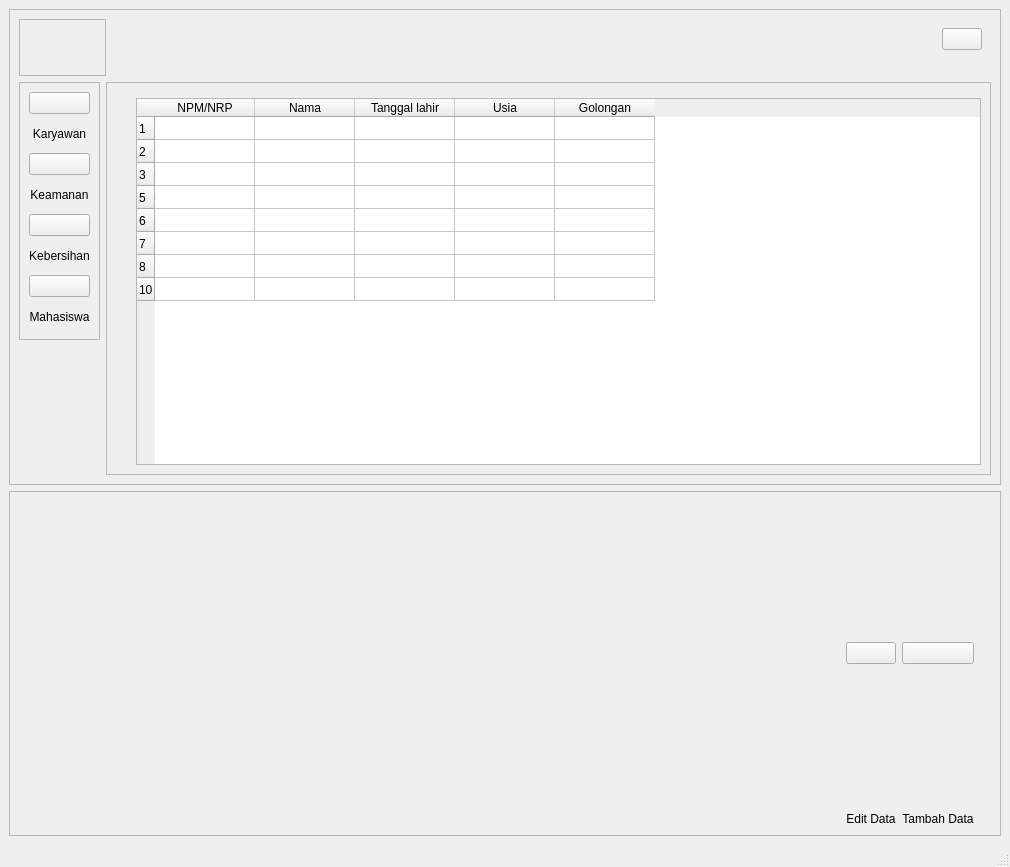
Above: UI/tampilan_baru_ke_2.ui from rakhid16/pkl before the change. Below: the same form after it.
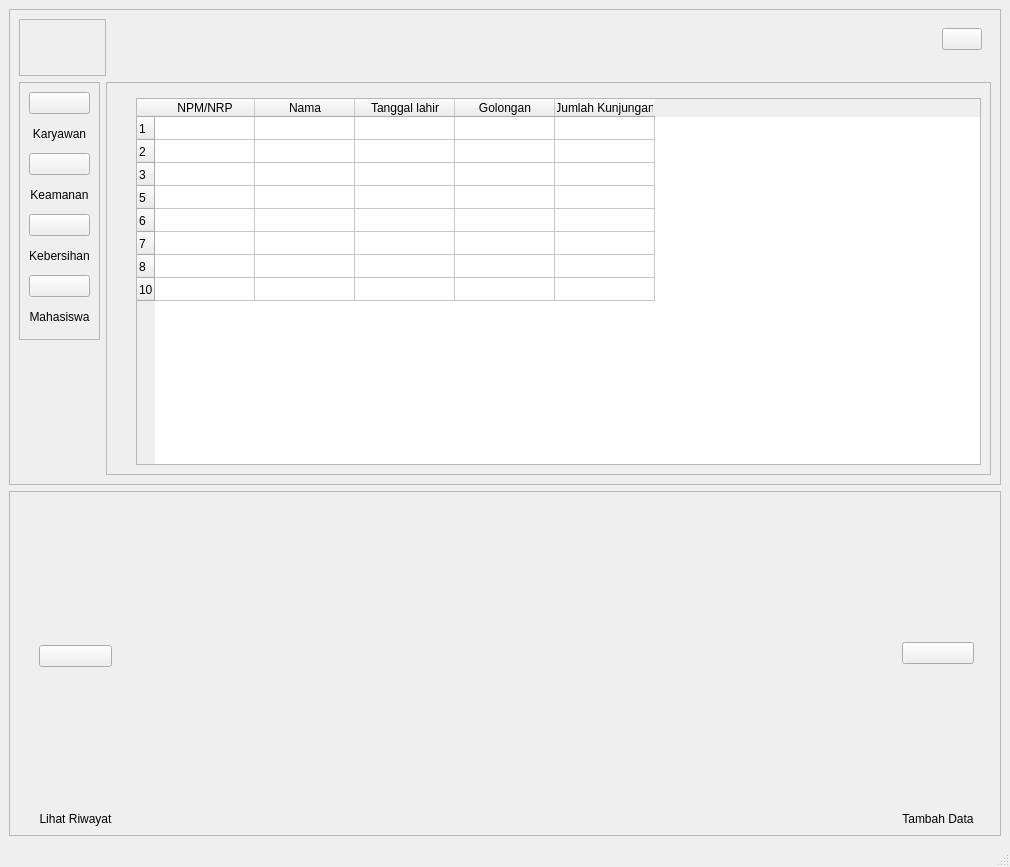
That is the form after the change. Icons and pictures are not drawn.

Patch:
```diff
--- a/UI/tampilan_baru_ke_2.ui
+++ b/UI/tampilan_baru_ke_2.ui
@@ -336,12 +336,12 @@
             </column>
             <column>
              <property name="text">
-              <string>Usia</string>
+              <string>Golongan</string>
              </property>
             </column>
             <column>
              <property name="text">
-              <string>Golongan</string>
+              <string>Jumlah Kunjungan</string>
              </property>
             </column>
            </widget>
@@ -423,7 +423,7 @@
        <enum>QFrame::Raised</enum>
       </property>
       <layout class="QGridLayout" name="gridLayout_3">
-       <item row="0" column="0">
+       <item row="1" column="2">
         <spacer name="horizontalSpacer_4">
          <property name="orientation">
           <enum>Qt::Horizontal</enum>
@@ -436,17 +436,17 @@
          </property>
         </spacer>
        </item>
-       <item row="1" column="1">
-        <widget class="QLabel" name="label_2">
+       <item row="2" column="3">
+        <widget class="QLabel" name="label_3">
          <property name="text">
-          <string>Edit Data</string>
+          <string>Tambah Data</string>
          </property>
          <property name="alignment">
           <set>Qt::AlignCenter</set>
          </property>
         </widget>
        </item>
-       <item row="0" column="3">
+       <item row="0" column="4" rowspan="2">
         <spacer name="verticalSpacer_3">
          <property name="orientation">
           <enum>Qt::Vertical</enum>
@@ -459,14 +459,27 @@
          </property>
         </spacer>
        </item>
-       <item row="0" column="1">
-        <widget class="QPushButton" name="pushButton_6">
+       <item row="1" column="0">
+        <spacer name="verticalSpacer_5">
+         <property name="orientation">
+          <enum>Qt::Vertical</enum>
+         </property>
+         <property name="sizeHint" stdset="0">
+          <size>
+           <width>20</width>
+           <height>40</height>
+          </size>
+         </property>
+        </spacer>
+       </item>
+       <item row="1" column="1">
+        <widget class="QPushButton" name="pushButton_7">
          <property name="text">
           <string/>
          </property>
          <property name="icon">
           <iconset resource="img_rsc.qrc">
-           <normaloff>:/images/img/edit.png</normaloff>:/images/img/edit.png</iconset>
+           <normaloff>:/images/img/riwayat.png</normaloff>:/images/img/riwayat.png</iconset>
          </property>
          <property name="iconSize">
           <size>
@@ -476,7 +489,17 @@
          </property>
         </widget>
        </item>
-       <item row="0" column="2">
+       <item row="2" column="1">
+        <widget class="QLabel" name="label_4">
+         <property name="text">
+          <string>Lihat Riwayat</string>
+         </property>
+         <property name="alignment">
+          <set>Qt::AlignCenter</set>
+         </property>
+        </widget>
+       </item>
+       <item row="0" column="3" rowspan="2">
         <widget class="QPushButton" name="pushButton_5">
          <property name="text">
           <string/>
@@ -493,16 +516,6 @@
          </property>
         </widget>
        </item>
-       <item row="1" column="2">
-        <widget class="QLabel" name="label_3">
-         <property name="text">
-          <string>Tambah Data</string>
-         </property>
-         <property name="alignment">
-          <set>Qt::AlignCenter</set>
-         </property>
-        </widget>
-       </item>
       </layout>
      </widget>
     </item>
```
